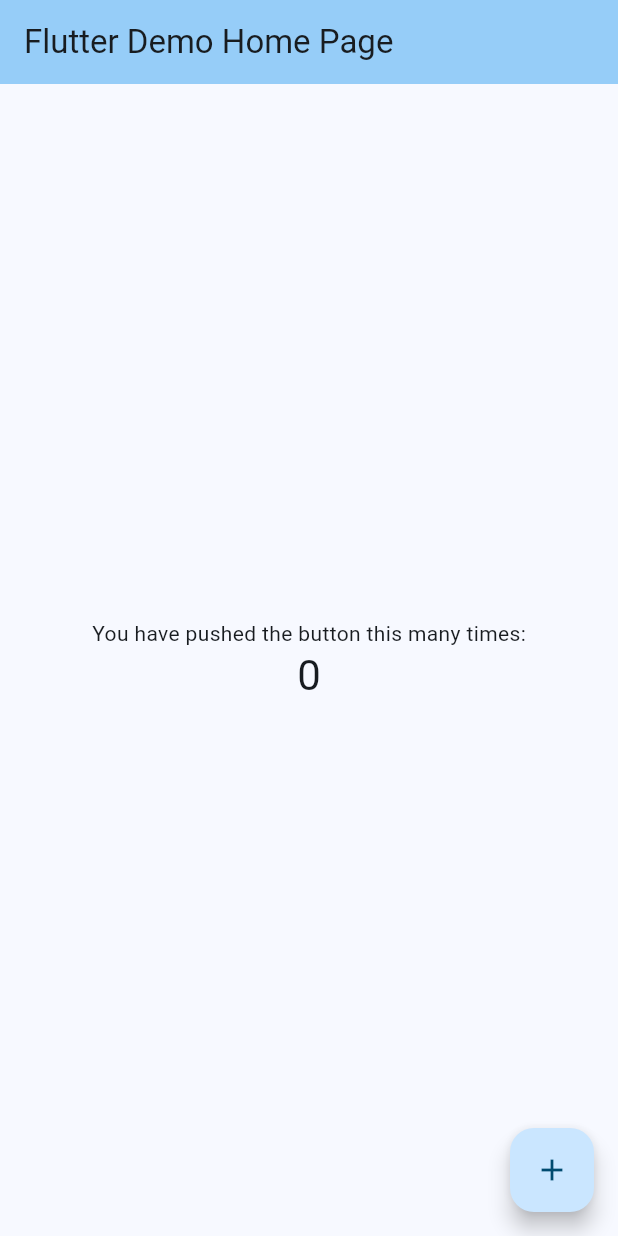
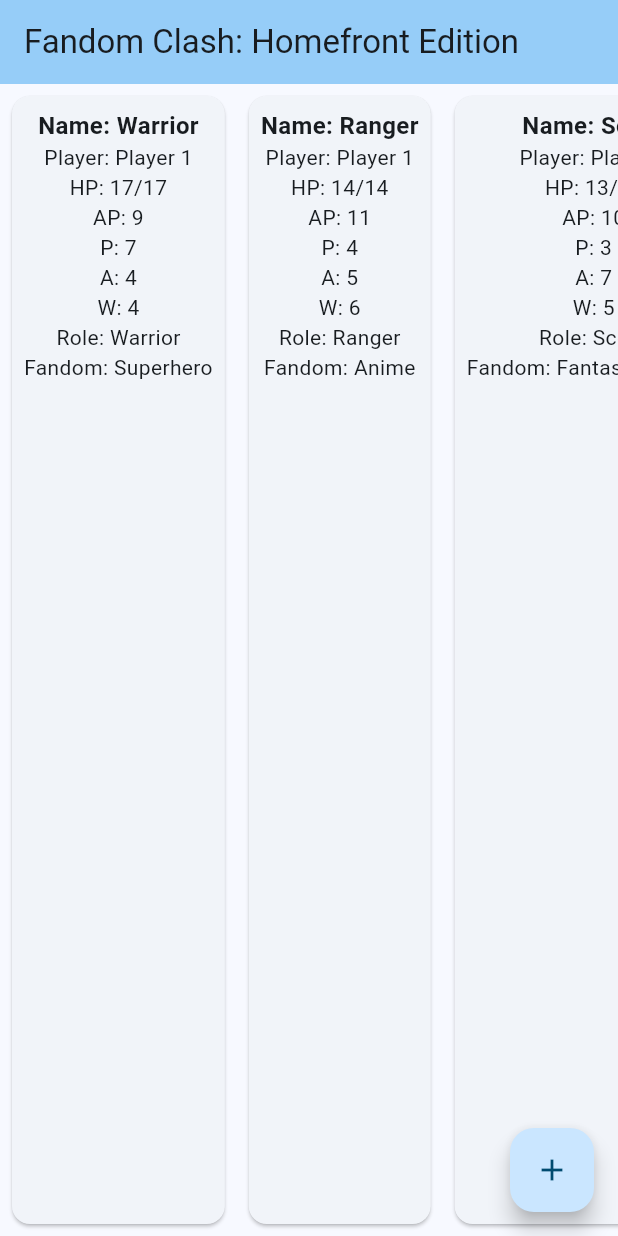
Before and after one commit to savejeff/FandomClashApp, a Flutter app: the screen it shows after launch, on a phone screen of 412 x 824 dp. Run offline on Flutter 3.47's test engine with Material 3 defaults, Android fonts, the phone set to English and light mode, and no system bars.

Commit message:
added models (Abilities, Characters etc) + main UI lists 3 characters

```diff
--- a/lib/main.dart
+++ b/lib/main.dart
@@ -1,4 +1,6 @@
 import 'package:flutter/material.dart';
+import 'dart:math';
+import 'models.dart'; // Import your models
 
 void main() {
   runApp(const MyApp());
@@ -7,31 +9,16 @@
 class MyApp extends StatelessWidget {
   const MyApp({super.key});
 
-  // This widget is the root of your application.
+  // Root of your application
   @override
   Widget build(BuildContext context) {
     return MaterialApp(
-      title: 'Flutter Demo',
+      title: 'Fandom Clash: Homefront Edition',
       theme: ThemeData(
-        // This is the theme of your application.
-        //
-        // TRY THIS: Try running your application with "flutter run". You'll see
-        // the application has a purple toolbar. Then, without quitting the app,
-        // try changing the seedColor in the colorScheme below to Colors.green
-        // and then invoke "hot reload" (save your changes or press the "hot
-        // reload" button in a Flutter-supported IDE, or press "r" if you used
-        // the command line to start the app).
-        //
-        // Notice that the counter didn't reset back to zero; the application
-        // state is not lost during the reload. To reset the state, use hot
-        // restart instead.
-        //
-        // This works for code too, not just values: Most code changes can be
-        // tested with just a hot reload.
         colorScheme: ColorScheme.fromSeed(seedColor: Colors.lightBlue),
         useMaterial3: true,
       ),
-      home: const MyHomePage(title: 'Flutter Demo Home Page'),
+      home: const MyHomePage(title: 'Fandom Clash: Homefront Edition'),
     );
   }
 }
@@ -39,87 +26,145 @@
 class MyHomePage extends StatefulWidget {
   const MyHomePage({super.key, required this.title});
 
-  // This widget is the home page of your application. It is stateful, meaning
-  // that it has a State object (defined below) that contains fields that affect
-  // how it looks.
-
-  // This class is the configuration for the state. It holds the values (in this
-  // case the title) provided by the parent (in this case the App widget) and
-  // used by the build method of the State. Fields in a Widget subclass are
-  // always marked "final".
-
   final String title;
 
   @override
   State<MyHomePage> createState() => _MyHomePageState();
 }
 
+// CharacterStatsWidget definition
+class CharacterStatsWidget extends StatelessWidget {
+  final Character character;
+
+  const CharacterStatsWidget({Key? key, required this.character})
+      : super(key: key);
+
+  @override
+  Widget build(BuildContext context) {
+    return Card(
+      // Use a Card widget for better UI
+      margin: const EdgeInsets.all(8.0),
+      child: Padding(
+        padding: const EdgeInsets.all(8.0),
+        child: Column(
+          children: [
+            Text(
+              'Name: ${character.name}',
+              style: const TextStyle(fontWeight: FontWeight.bold, fontSize: 16),
+            ),
+            Text('Player: ${character.player}'),
+            Text('HP: ${character.HP}/${character.maxHP}'),
+            Text('AP: ${character.AP}'),
+            Text('P: ${character.P}'),
+            Text('A: ${character.A}'),
+            Text('W: ${character.W}'),
+            Text('Role: ${character.role ?? 'N/A'}'),
+            Text('Fandom: ${character.fandomTrait ?? 'N/A'}'),
+            // Add more stats as needed
+          ],
+        ),
+      ),
+    );
+  }
+}
+
 class _MyHomePageState extends State<MyHomePage> {
-  int _counter = 0;
+  // Define three characters
+  late Character character1;
+  late Character character2;
+  late Character character3;
 
-  void _incrementCounter() {
+  @override
+  void initState() {
+    super.initState();
+
+    // Initialize the characters
+    character1 = Character(
+      name: 'Warrior',
+      player: 'Player 1',
+      P: 7,
+      A: 4,
+      W: 4,
+      maxHP: 17, // 10 + P (7) = 17
+      HP: 17,
+      AP: 9, // 5 + W (4) = 9
+      MR: 3, // 1 + (A ÷ 2) = 1 + (4 ÷ 2) = 3
+      abilities: [],
+      items: [],
+      size: 'Large',
+      fandomTrait: 'Superhero',
+      role: 'Warrior',
+    );
+
+    character2 = Character(
+      name: 'Ranger',
+      player: 'Player 1',
+      P: 4,
+      A: 5,
+      W: 6,
+      maxHP: 14, // 10 + P (4) = 14
+      HP: 14,
+      AP: 11, // 5 + W (6) = 11
+      MR: 3, // 1 + (5 ÷ 2) = 3
+      abilities: [],
+      items: [],
+      size: 'Medium',
+      fandomTrait: 'Anime',
+      role: 'Ranger',
+    );
+
+    character3 = Character(
+      name: 'Scout',
+      player: 'Player 1',
+      P: 3,
+      A: 7,
+      W: 5,
+      maxHP: 13, // 10 + P (3) = 13
+      HP: 13,
+      AP: 10, // 5 + W (5) = 10
+      MR: 4, // 1 + (7 ÷ 2) = 4
+      abilities: [],
+      items: [],
+      size: 'Small',
+      fandomTrait: 'Fantasy Creature',
+      role: 'Scout',
+    );
+  }
+
+  // FloatingActionButton callback (to be implemented later)
+  void _onButtonAddCharacter() {
     setState(() {
-      // This call to setState tells the Flutter framework that something has
-      // changed in this State, which causes it to rerun the build method below
-      // so that the display can reflect the updated values. If we changed
-      // _counter without calling setState(), then the build method would not be
-      // called again, and so nothing would appear to happen.
-      _counter++;
+      // Logic to create new units will go here
     });
   }
 
   @override
   Widget build(BuildContext context) {
-    // This method is rerun every time setState is called, for instance as done
-    // by the _incrementCounter method above.
-    //
-    // The Flutter framework has been optimized to make rerunning build methods
-    // fast, so that you can just rebuild anything that needs updating rather
-    // than having to individually change instances of widgets.
     return Scaffold(
       appBar: AppBar(
-        // TRY THIS: Try changing the color here to a specific color (to
-        // Colors.amber, perhaps?) and trigger a hot reload to see the AppBar
-        // change color while the other colors stay the same.
+        title: Text(widget.title),
         backgroundColor: Theme.of(context).colorScheme.inversePrimary,
-        // Here we take the value from the MyHomePage object that was created by
-        // the App.build method, and use it to set our appbar title.
-        title: Text(widget.title),
       ),
       body: Center(
-        // Center is a layout widget. It takes a single child and positions it
-        // in the middle of the parent.
-        child: Column(
-          // Column is also a layout widget. It takes a list of children and
-          // arranges them vertically. By default, it sizes itself to fit its
-          // children horizontally, and tries to be as tall as its parent.
-          //
-          // Column has various properties to control how it sizes itself and
-          // how it positions its children. Here we use mainAxisAlignment to
-          // center the children vertically; the main axis here is the vertical
-          // axis because Columns are vertical (the cross axis would be
-          // horizontal).
-          //
-          // TRY THIS: Invoke "debug painting" (choose the "Toggle Debug Paint"
-          // action in the IDE, or press "p" in the console), to see the
-          // wireframe for each widget.
-          mainAxisAlignment: MainAxisAlignment.center,
-          children: <Widget>[
-            const Text(
-              'You have pushed the button this many times:',
-            ),
-            Text(
-              '$_counter',
-              style: Theme.of(context).textTheme.headlineMedium,
-            ),
-          ],
+        child: SingleChildScrollView(
+          // Enable horizontal scrolling if needed
+          scrollDirection: Axis.horizontal,
+          child: Row(
+            // Align widgets horizontally
+            mainAxisAlignment: MainAxisAlignment.center,
+            children: <Widget>[
+              CharacterStatsWidget(character: character1),
+              CharacterStatsWidget(character: character2),
+              CharacterStatsWidget(character: character3),
+            ],
+          ),
         ),
       ),
       floatingActionButton: FloatingActionButton(
-        onPressed: _incrementCounter,
-        tooltip: 'Increment',
+        onPressed: _onButtonAddCharacter,
+        tooltip: 'Add Character',
         child: const Icon(Icons.add),
-      ), // This trailing comma makes auto-formatting nicer for build methods.
+      ), // FloatingActionButton kept for later use
     );
   }
 }
--- /dev/null
+++ b/lib/models.dart
@@ -0,0 +1,120 @@
+
+import 'dart:math';
+
+
+class Ability {
+  String name;
+  int cost; // AP cost
+  String description;
+  Function? effect; // Function to apply the ability effect
+
+  Ability({
+    required this.name,
+    required this.cost,
+    required this.description,
+    this.effect,
+  });
+}
+
+
+class Item {
+  String name;
+  String itemType; // e.g., 'weapon', 'shield', 'consumable'
+  String description;
+  Function? effect; // Function to apply the item's effect
+
+  Item({
+    required this.name,
+    required this.itemType,
+    required this.description,
+    this.effect,
+  });
+}
+
+
+
+class Character {
+  String name;
+  String player;
+  int P; // Power
+  int A; // Agility
+  int W; // Wisdom
+  int maxHP;
+  int HP;
+  int AP;
+  int MR; // Movement Range (in units of 5 cm)
+  List<Ability> abilities;
+  List<Item> items;
+  String size; // 'Small', 'Medium', or 'Large'
+  Point position; // (x, y) coordinates in grid units
+  String? fandomTrait; // e.g., 'Anime', 'Superhero'
+  String? role; // e.g., 'Warrior', 'Ranger'
+
+  // Temporary modifiers (e.g., from abilities or items)
+  int tempHP;
+  int tempA;
+  int tempP;
+  int tempW;
+
+  Character({
+    required this.name,
+    required this.player,
+    required this.P,
+    required this.A,
+    required this.W,
+    required this.maxHP,
+    required this.HP,
+    required this.AP,
+    required this.MR,
+    this.abilities = const [],
+    this.items = const [],
+    this.size = 'Medium',
+    Point? position,
+    this.fandomTrait,
+    this.role,
+    this.tempHP = 0,
+    this.tempA = 0,
+    this.tempP = 0,
+    this.tempW = 0,
+  }) : position = position ?? Point(0, 0);
+
+  bool get isAlive => HP > 0;
+
+  // Method to apply temporary modifiers
+  void applyTempModifiers() {
+    HP += tempHP;
+    A += tempA;
+    P += tempP;
+    W += tempW;
+    // Reset temporary modifiers after applying
+    tempHP = 0;
+    tempA = 0;
+    tempP = 0;
+    tempW = 0;
+  }
+}
+
+class GameState {
+  List<Character> characters;
+  int currentTurn;
+  List<String> players;
+  Map<String, dynamic> terrain; // For environmental interactions
+
+  GameState({
+    required this.characters,
+    this.currentTurn = 0,
+    this.players = const [],
+    this.terrain = const {},
+  });
+
+  // Method to advance the turn
+  void nextTurn() {
+    currentTurn += 1;
+    // Additional logic for turn management can be added here
+  }
+
+  // Method to get characters belonging to a player
+  List<Character> getCharactersByPlayer(String playerName) {
+    return characters.where((char) => char.player == playerName).toList();
+  }
+}
```
Also changed, not shown: pubspec.lock.
